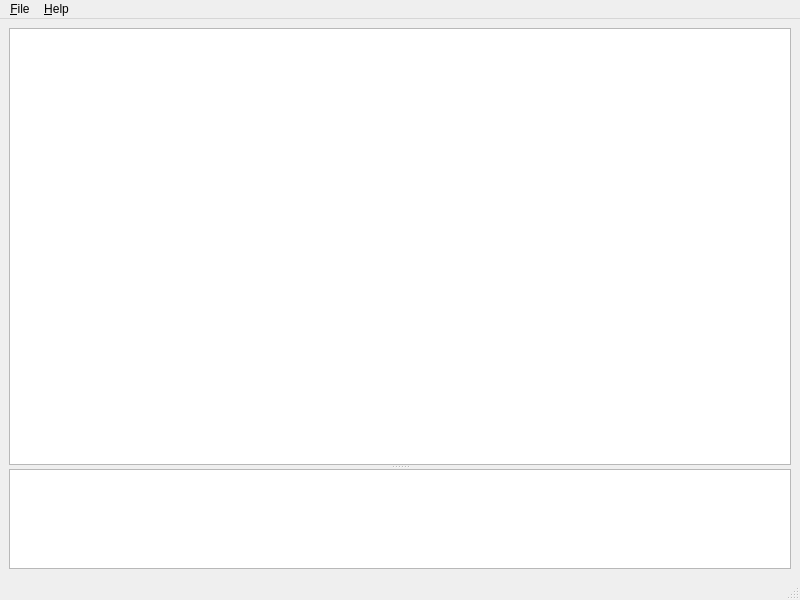
Above: gui/MainWnd.ui from nestal/spaghetti before the change. Below: the same form after it.
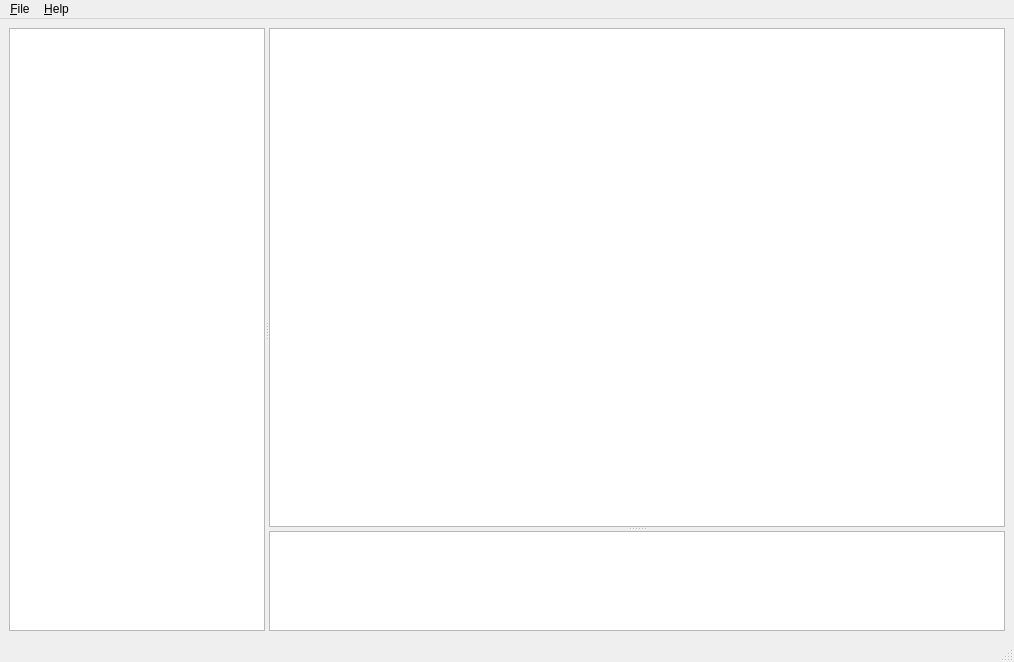
That is the form after the change.

Commit message: added TreeView for classes

The edit to the form file:
```diff
--- a/gui/MainWnd.ui
+++ b/gui/MainWnd.ui
@@ -6,8 +6,8 @@
    <rect>
     <x>0</x>
     <y>0</y>
-    <width>800</width>
-    <height>600</height>
+    <width>1014</width>
+    <height>662</height>
    </rect>
   </property>
   <property name="windowTitle">
@@ -16,12 +16,37 @@
   <widget class="QWidget" name="centralwidget">
    <layout class="QHBoxLayout" name="horizontalLayout">
     <item>
+     <widget class="QSplitter" name="splitter_2">
+      <property name="orientation">
+       <enum>Qt::Horizontal</enum>
+      </property>
+      <widget class="QTreeView" name="m_class_view">
+       <property name="sizePolicy">
+        <sizepolicy hsizetype="Preferred" vsizetype="Expanding">
+         <horstretch>0</horstretch>
+         <verstretch>0</verstretch>
+        </sizepolicy>
+       </property>
+      </widget>
      <widget class="QSplitter" name="splitter">
+       <property name="sizePolicy">
+        <sizepolicy hsizetype="Expanding" vsizetype="Expanding">
+         <horstretch>1</horstretch>
+         <verstretch>0</verstretch>
+        </sizepolicy>
+       </property>
       <property name="orientation">
        <enum>Qt::Vertical</enum>
       </property>
-      <widget class="QGraphicsView" name="m_main"/>
-      <widget class="QTextEdit" name="textEdit">
+       <widget class="QGraphicsView" name="m_main">
+        <property name="sizePolicy">
+         <sizepolicy hsizetype="Expanding" vsizetype="Expanding">
+          <horstretch>1</horstretch>
+          <verstretch>0</verstretch>
+         </sizepolicy>
+        </property>
+       </widget>
+       <widget class="QTextEdit" name="m_logs">
        <property name="sizePolicy">
         <sizepolicy hsizetype="Expanding" vsizetype="Maximum">
          <horstretch>0</horstretch>
@@ -36,6 +61,7 @@
        </property>
       </widget>
      </widget>
+     </widget>
     </item>
    </layout>
   </widget>
@@ -44,7 +70,7 @@
     <rect>
      <x>0</x>
      <y>0</y>
-     <width>800</width>
+     <width>1014</width>
      <height>40</height>
     </rect>
    </property>
```
Lines whose indentation alone changed are shown as unchanged. The commit also changes 5 other files.
